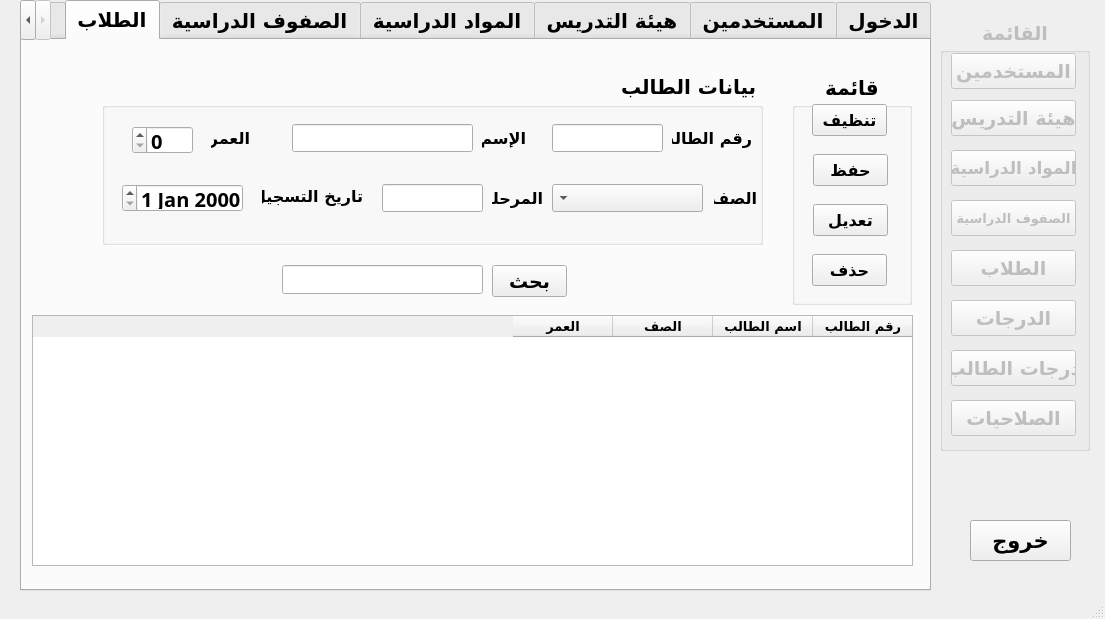
mostafabasuni/School-Management-System, file school_management.ui: the form before one commit.
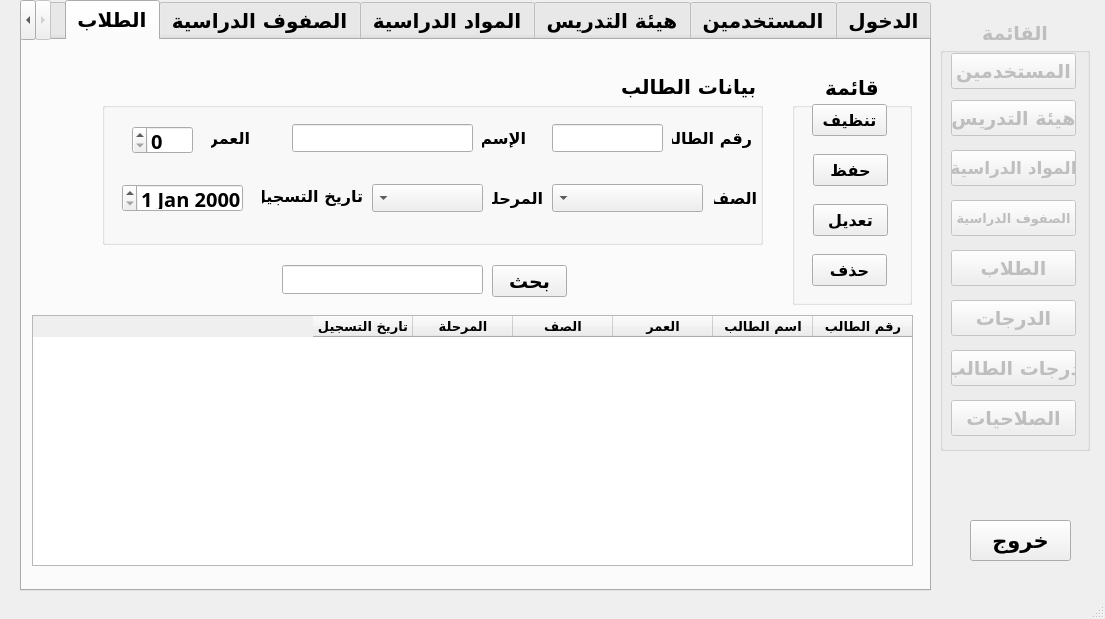
The form after the commit. The open tabs and pages were chosen to show the change.

```diff
--- a/school_management.ui
+++ b/school_management.ui
@@ -3255,16 +3255,26 @@
         <string>اسم الطالب</string>
        </property>
       </column>
-      <column>
-       <property name="text">
-        <string>الصف</string>
-       </property>
-      </column>
       <column>
        <property name="text">
         <string>العمر</string>
        </property>
       </column>
+      <column>
+       <property name="text">
+        <string>الصف</string>
+       </property>
+      </column>
+      <column>
+       <property name="text">
+        <string>المرحلة</string>
+       </property>
+      </column>
+      <column>
+       <property name="text">
+        <string>تاريخ التسجيل</string>
+       </property>
+      </column>
      </widget>
      <widget class="QGroupBox" name="groupBox_10">
       <property name="geometry">
@@ -3471,24 +3481,6 @@
         <string>الصف</string>
        </property>
       </widget>
-      <widget class="QLineEdit" name="lineEdit_22">
-       <property name="enabled">
-        <bool>true</bool>
-       </property>
-       <property name="geometry">
-        <rect>
-         <x>280</x>
-         <y>110</y>
-         <width>101</width>
-         <height>28</height>
-        </rect>
-       </property>
-       <property name="font">
-        <font>
-         <pointsize>12</pointsize>
-        </font>
-       </property>
-      </widget>
       <widget class="QLabel" name="label_44">
        <property name="geometry">
         <rect>
@@ -3560,6 +3552,21 @@
         </font>
        </property>
       </widget>
+      <widget class="QComboBox" name="comboBox_12">
+       <property name="geometry">
+        <rect>
+         <x>270</x>
+         <y>110</y>
+         <width>111</width>
+         <height>28</height>
+        </rect>
+       </property>
+       <property name="font">
+        <font>
+         <pointsize>12</pointsize>
+        </font>
+       </property>
+      </widget>
      </widget>
      <widget class="QPushButton" name="pushButton_28">
       <property name="geometry">
```
